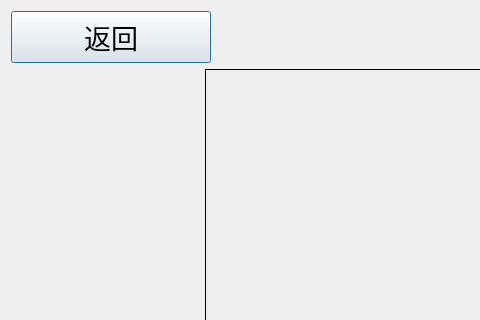
Old version of the form tx2_iris/capturephoto.ui in the repository iuytr09/tx2_iris; both pictures show x 0 to 480 and y 0 to 320 of the 800 by 600 pixel window.
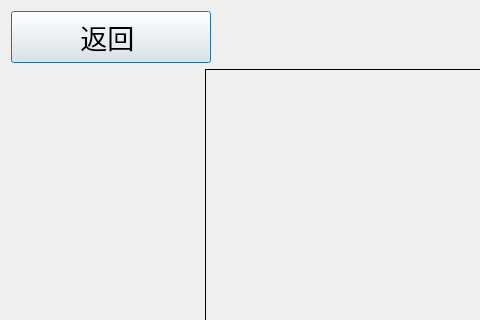
New version of the form. Icons and pictures are not drawn.

Patch:
```diff
--- a/tx2_iris/capturephoto.ui
+++ b/tx2_iris/capturephoto.ui
@@ -52,7 +52,7 @@
         </font>
        </property>
        <property name="text">
-        <string>返回</string>
+        <string>返回 </string>
        </property>
        <property name="icon">
         <iconset>
```
Left out of the diff: 8 changed lines with no effect on the pictures.
